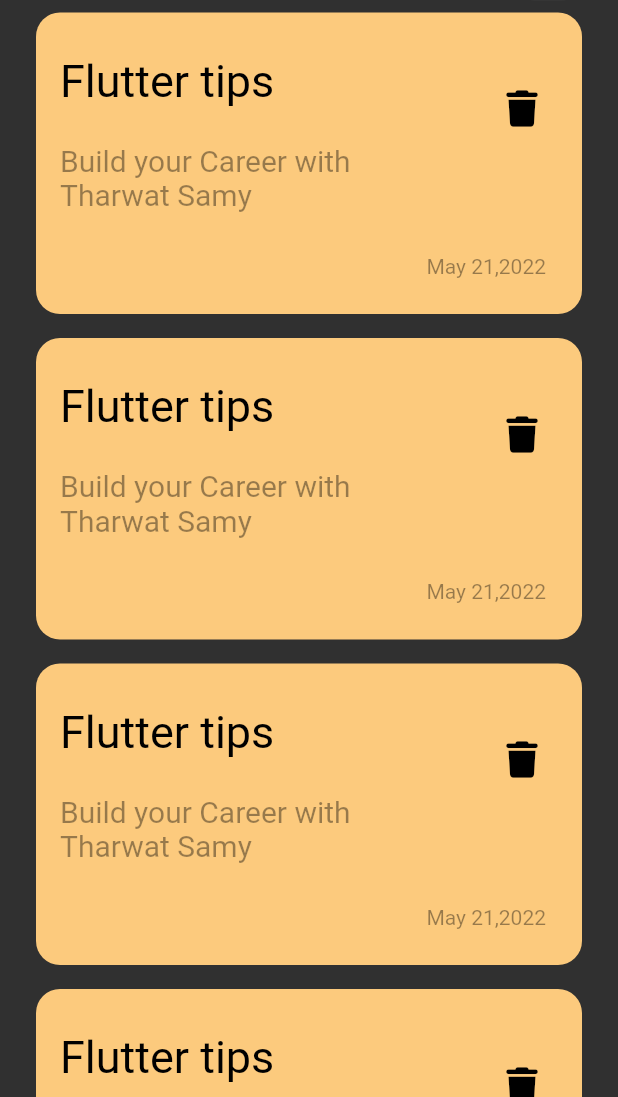
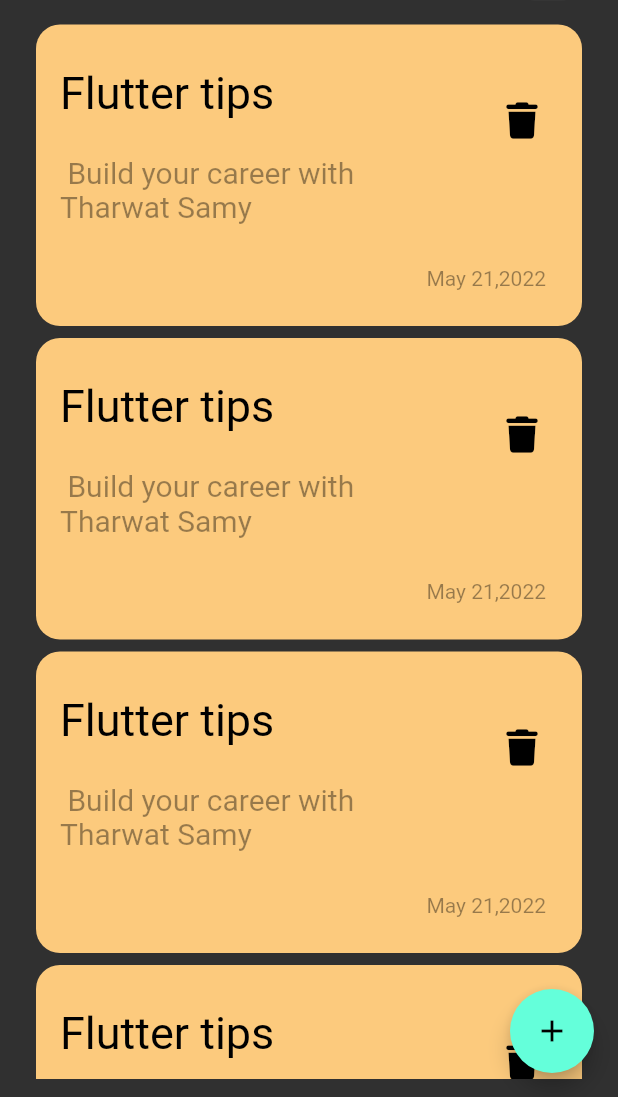
Before and after one commit to AlshaimaaAbdElnaeem/NotesApp, a Flutter app: the screen it shows after launch, on a phone screen of 412 x 824 dp, the part 139-1236 px from its top. Run offline on Flutter 3.47's test engine with Material 2 defaults, Android fonts, the phone set to English and light mode, and no system bars; our stand-ins replace font_awesome_flutter; Roboto replaces fonts that are missing (Poppins).

Commit message:
floating action bottom

```diff
--- a/lib/views/notes_view.dart
+++ b/lib/views/notes_view.dart
@@ -6,8 +6,14 @@ class NotesView extends StatelessWidget {
 
   @override
   Widget build(BuildContext context) {
-    return const Scaffold(
-      body: NotesViewBody (),
+    return Scaffold(
+      floatingActionButton: FloatingActionButton(
+        onPressed: () {},
+        child: const Icon(
+          Icons.add,
+        ),
+      ),
+      body: const NotesViewBody(),
     );
   }
 }
--- a/lib/widgets/custom_note_item.dart
+++ b/lib/widgets/custom_note_item.dart
@@ -6,37 +6,55 @@ class CustomNoteItem extends StatelessWidget {
 
   @override
   Widget build(BuildContext context) {
-    return  Container(
-      padding: const EdgeInsets.only(top: 24,bottom: 24,),
+    return Container(
+      padding: const EdgeInsets.only(
+        top: 24,
+        bottom: 24,
+      ),
       decoration: BoxDecoration(
-        color:const  Color(0xffFCCA7D),
+        color: const Color(0xffFCCA7D),
         borderRadius: BorderRadius.circular(16),
       ),
       child: Column(
         crossAxisAlignment: CrossAxisAlignment.end,
         children: [
           ListTile(
-            title:const Text(
+            title: const Text(
               'Flutter tips',
               style: TextStyle(
                 color: Colors.black,
                 fontSize: 30,
               ),
             ),
-
             subtitle: Padding(
               padding: const EdgeInsets.only(top: 24),
               child: Text(
-                'Build your Career with Tharwat Samy',
-                style: TextStyle(color: Colors.black.withOpacity(0.4),fontSize: 20),
-
+                ' Build your career with Tharwat Samy ',
+                style: TextStyle(
+                  color: Colors.black.withOpacity(0.4),
+                  fontSize: 20,
+                ),
               ),
             ),
-            trailing: IconButton( onPressed: (){} ,icon:const Icon(FontAwesomeIcons.trash, color: Colors.black,)),
+            trailing: IconButton(
+                onPressed: () {},
+                icon: const Icon(
+                  FontAwesomeIcons.trash,
+                  color: Colors.black,
+                )),
           ),
           Padding(
-            padding: const EdgeInsets.only(right:24.0 , top: 24,),
-            child: Text('May 21,2022' , style: TextStyle(color:Colors.black.withOpacity(0.4), fontSize: 14, ),),
+            padding: const EdgeInsets.only(
+              right: 24.0,
+              top: 24,
+            ),
+            child: Text(
+              'May 21,2022',
+              style: TextStyle(
+                color: Colors.black.withOpacity(0.4),
+                fontSize: 14,
+              ),
+            ),
           ),
         ],
       ),
--- a/lib/widgets/notes_list_view.dart
+++ b/lib/widgets/notes_list_view.dart
@@ -6,11 +6,16 @@ class NotesListView extends StatelessWidget {
 
   @override
   Widget build(BuildContext context) {
-    return ListView.builder(itemBuilder: (context ,index ){
-      return const Padding(
-        padding: EdgeInsets.symmetric(vertical: 8),
-        child: CustomNoteItem(),
-      );
-    });
+    return Padding(
+      padding: const EdgeInsets.symmetric(vertical: 12,),
+      child: ListView.builder(
+        padding:const EdgeInsets.all(0),
+        itemBuilder: (context ,index ){
+        return const Padding(
+          padding: EdgeInsets.symmetric(vertical: 4),
+          child: CustomNoteItem(),
+        );
+      }),
+    );
   }
 }
```
